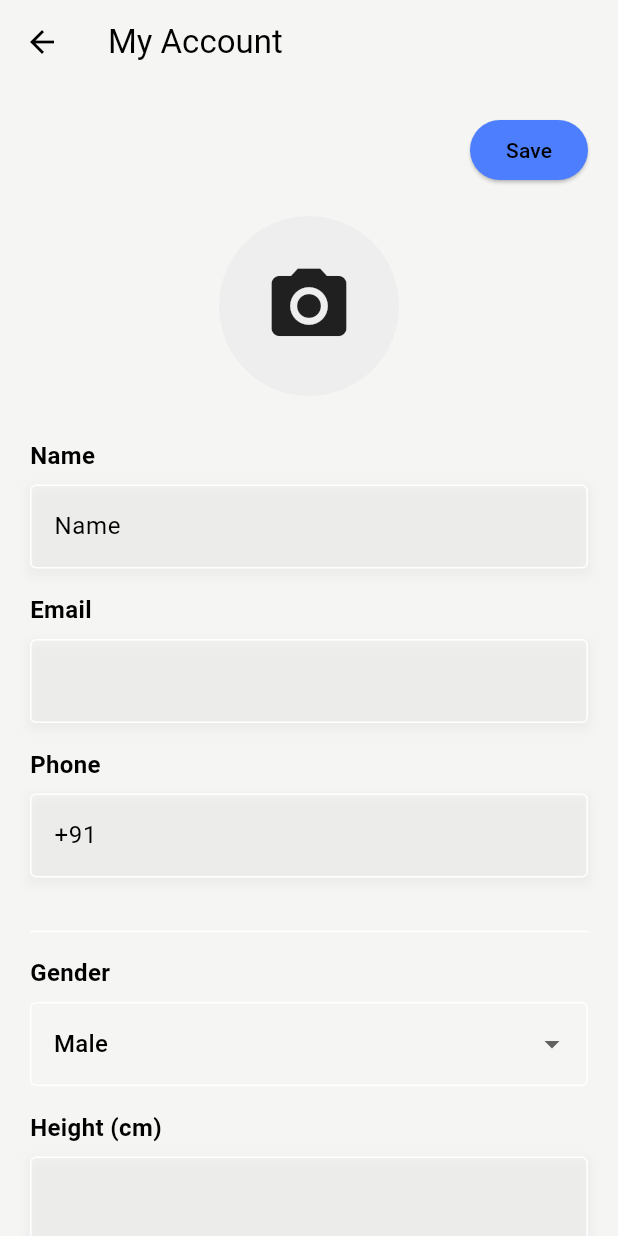
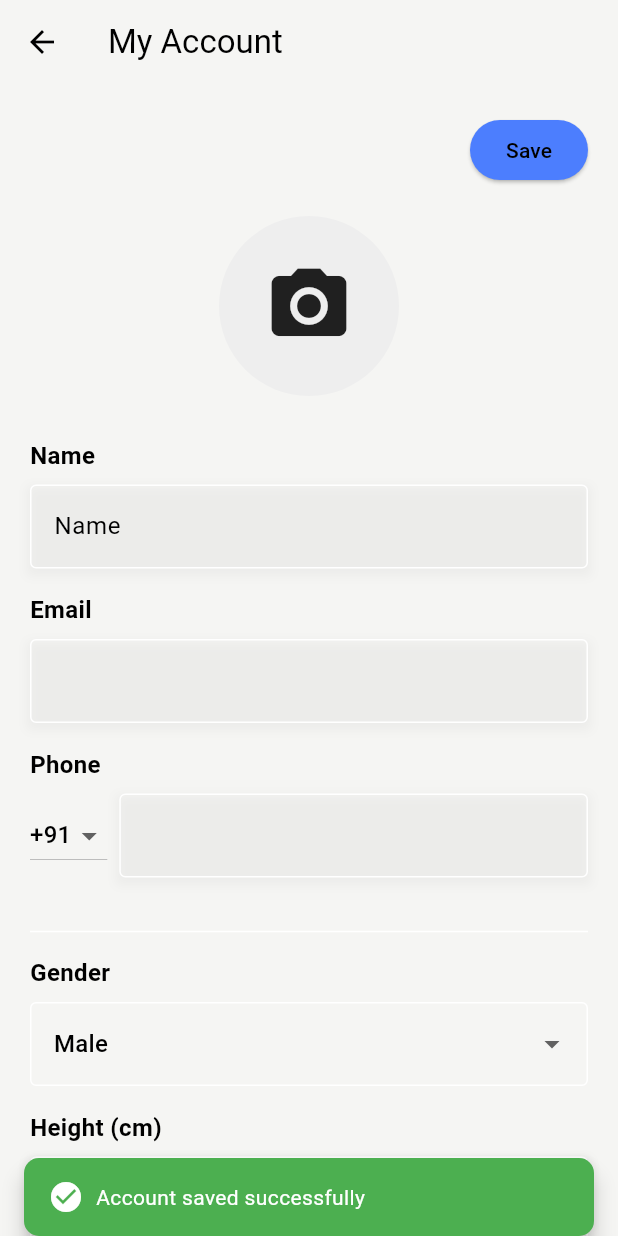
Before and after one commit to Sunilsangfroid/Food_Printing_App, a Flutter app: the MyAccountPage screen opened by its route, after a tap on "Save", on a phone screen of 412 x 824 dp. Run offline on Flutter 3.47's test engine with Material 3 defaults, Android fonts, the phone set to English and light mode, and no system bars; our stand-ins replace firebase_auth, firebase_core, flutter_rating_bar, google_sign_in, image_picker, speech_to_text; accounts and stored records are empty; network calls fail.

Commit message:
Much changes in constraint of each section in Account Page

```diff
--- a/lib/Pages/myaccount.dart
+++ b/lib/Pages/myaccount.dart
@@ -1,13 +1,14 @@
 import 'package:flutter/foundation.dart';
 import 'package:flutter/material.dart';
 import 'package:firebase_auth/firebase_auth.dart';
+import 'package:flutter/services.dart';
 import 'package:itrm_screen/main.dart' show myApp;
 import 'package:google_sign_in/google_sign_in.dart';
+
 class MyAccountPage extends StatefulWidget {
   const MyAccountPage({Key? key}) : super(key: key);
 
   @override
-  // ignore: library_private_types_in_public_api
   _MyAccountPageState createState() => _MyAccountPageState();
 }
 
@@ -17,18 +18,21 @@ class _MyAccountPageState extends State<MyAccountPage> {
   TextEditingController phoneController = TextEditingController();
   TextEditingController heightController = TextEditingController();
   TextEditingController weightController = TextEditingController();
-  String selectedGender = 'Male'; // Default selected gender
+  TextEditingController medicalHistoryController = TextEditingController();
+  String selectedGender = 'Male';
   double bmi = 0.0;
   User? user;
+  String selectedCountryCode = '+91';
 
   @override
   void initState() {
     super.initState();
-    // Initialize controllers with default values
     user = FirebaseAuth.instance.currentUser;
     nameController.text = 'Name';
     emailController.text = user!.email!;
-    phoneController.text = '+91';
+    phoneController.text = '';
+    heightController.addListener(_calculateBMI);
+    weightController.addListener(_calculateBMI);
   }
 
   @override
@@ -43,31 +47,24 @@ class _MyAccountPageState extends State<MyAccountPage> {
         child: Column(
           crossAxisAlignment: CrossAxisAlignment.start,
           children: [
-          Align(
+            Align(
               alignment: Alignment.bottomRight,
-              // Centering the button
               child: ElevatedButton(
                 onPressed: () {
-                  print('Saved Name: $nameController.text');
-                  print(
-                      'Saved Email-id: $emailController.text');
-                  print(
-                      'Saved Phone_number: $phoneController.text');
+                  _saveAccount();
                 },
-                // Apply TextStyle with color black to the button text
                 child: const Text(
                   'Save',
                   style: TextStyle(color: Colors.black),
                 ),
               ),
             ),
-
             const SizedBox(height: 20.0),
             Row(
               mainAxisAlignment: MainAxisAlignment.center,
               children: [
                 GestureDetector(
-                  onTap: _chooseImage, // Function to choose image
+                  onTap: _chooseImage,
                   child: Container(
                     width: 120,
                     height: 120,
@@ -81,53 +78,63 @@ class _MyAccountPageState extends State<MyAccountPage> {
               ],
             ),
             const SizedBox(height: 20.0),
-            buildContainerWithLabel('Name', buildInputField(nameController)),
-            buildContainerWithLabel('Email', buildInputField(emailController)),
-            buildContainerWithLabel('Phone', buildInputField(phoneController)),
+            buildContainerWithLabel(
+                'Name', buildInputField(nameController, inputType: TextInputType.text)),
+            buildContainerWithLabel(
+                'Email', buildInputField(emailController, inputType: TextInputType.emailAddress)),
+            buildContainerWithLabel(
+              'Phone',
+              Row(
+                children: [
+                  buildCountryCodeDropdown(),
+                  const SizedBox(width: 8.0),
+                  Expanded(child: buildInputField(phoneController, inputType: TextInputType.phone)),
+                ],
+              ),
+            ),
             const SizedBox(height: 20.0),
             const Divider(),
             buildContainerWithDropdown(
-                'Gender',
-                [
-                  'Male',
-                  'Female',
-                ],
-                selectedGender, (value) {
+                'Gender', ['Male', 'Female', 'Other'], selectedGender,
+                (value) {
               setState(() {
                 selectedGender = value;
               });
             }),
-            buildContainerWithLabel(
-                'Height (cm)', buildInputField(heightController)),
-            buildContainerWithLabel(
-                'Weight (kg)', buildInputField(weightController)),
+            buildContainerWithLabel('Height (cm)',
+                buildInputField(heightController, inputType: TextInputType.number)),
+            buildContainerWithLabel('Weight (kg)',
+                buildInputField(weightController, inputType: TextInputType.number)),
             buildContainerWithLabel('BMI', buildBMIField()),
             const SizedBox(height: 20.0),
             const Divider(),
             buildContainerWithLabel(
                 'Medical History',
-                buildInputField(
-                    TextEditingController())), // Medical history input field
+                buildMedicalHistoryField(
+                    medicalHistoryController)),
             const SizedBox(height: 20.0),
             const Divider(),
             Center(
-              child: ElevatedButton(onPressed: () async {
+              child: ElevatedButton(
+                onPressed: () async {
                   try {
                     switch (user?.providerData[0].providerId) {
                       case 'password':
                         await FirebaseAuth.instance.signOut();
-                        Navigator.pushNamedAndRemoveUntil(context, "/", (route) => false);
+                        Navigator.pushNamedAndRemoveUntil(
+                            context, "/", (route) => false);
                         break;
                       case 'google.com':
                         await FirebaseAuth.instance.signOut();
                         await GoogleSignIn().signOut();
                         print(FirebaseAuth.instance.currentUser);
-                        Navigator.pushNamedAndRemoveUntil(context, "/", (route) => false);
+                        Navigator.pushNamedAndRemoveUntil(
+                            context, "/", (route) => false);
                         break;
                     }
-                  }on FirebaseAuthException catch (e) {
+                  } on FirebaseAuthException catch (e) {
                     print(e);
-                  }catch (e){
+                  } catch (e) {
                     print(e);
                   }
                   runApp(myApp);
@@ -135,8 +142,8 @@ class _MyAccountPageState extends State<MyAccountPage> {
                 },
                 child: Text("Sign Out"),
                 style: ButtonStyle(
-                    backgroundColor: MaterialStateProperty.all(Colors.red),
-                    foregroundColor: MaterialStateProperty.all(Colors.white),
+                  backgroundColor: MaterialStateProperty.all(Colors.red),
+                  foregroundColor: MaterialStateProperty.all(Colors.white),
                 ),
               ),
             ),
@@ -146,28 +153,99 @@ class _MyAccountPageState extends State<MyAccountPage> {
     );
   }
 
-  Widget buildInputField(TextEditingController controller) {
+  Widget buildCountryCodeDropdown() {
+    return DropdownButton<String>(
+      value: selectedCountryCode,
+      onChanged: (String? value) {
+        setState(() {
+          selectedCountryCode = value!;
+        });
+      },
+      items: <String>['+91', '+1', '+44', '+61']
+          .map<DropdownMenuItem<String>>((String value) {
+        return DropdownMenuItem<String>(
+          value: value,
+          child: Text(value),
+        );
+      }).toList(),
+    );
+  }
+
+  Widget buildInputField(TextEditingController controller,
+      {required TextInputType inputType}) {
     return Container(
       decoration: BoxDecoration(
         boxShadow: [
           BoxShadow(
-            color: Colors.grey.withOpacity(0.1), // Shadow color
-            spreadRadius: 2, // Spread radius
-            blurRadius: 5, // Blur radius
-            offset: const Offset(0, 3), // Offset in x and y direction
+            color: Colors.grey.withOpacity(0.1),
+            spreadRadius: 2,
+            blurRadius: 5,
+            offset: const Offset(0, 3),
           ),
         ],
       ),
       child: TextFormField(
         controller: controller,
+        keyboardType: inputType,
+        onChanged: (value) {
+          // Only update nameController text while typing
+          if (controller == nameController) {
+            setState(() {
+              controller.text = value;
+            });
+          }
+        },
+        inputFormatters: inputType == TextInputType.text
+            ? <TextInputFormatter>[
+                FilteringTextInputFormatter.allow(RegExp(r'^[a-zA-Z]*$')),
+              ]
+            : <TextInputFormatter>[
+                FilteringTextInputFormatter.allow(RegExp(r'^[a-zA-Z0-9@.]*$')),
+              ],
         decoration: const InputDecoration(
           border: OutlineInputBorder(
-            borderSide:
-                BorderSide(color: Colors.blue), // Set boundary color to blue
+            borderSide: BorderSide(color: Colors.blue),
+          ),
+        ),
+        validator: (value) {
+          if (inputType == TextInputType.emailAddress && !value!.endsWith('@gmail.com')) {
+            return 'Email must end with @gmail.com';
+          }
+          return null;
+        },
+      ),
+    );
+  }
+
+  Widget buildMedicalHistoryField(TextEditingController controller) {
+    return Container(
+      decoration: BoxDecoration(
+        boxShadow: [
+          BoxShadow(
+            color: Colors.grey.withOpacity(0.1),
+            spreadRadius: 2,
+            blurRadius: 5,
+            offset: const Offset(0, 3),
+          ),
+        ],
+      ),
+      child: TextFormField(
+        controller: controller,
+        keyboardType: TextInputType.text,
+        decoration: const InputDecoration(
+          border: OutlineInputBorder(
+            borderSide: BorderSide(color: Colors.blue),
           ),
         ),
       ),
     );
+  }
+
+  bool isNumeric(String? value) {
+    if (value == null) {
+      return false;
+    }
+    return double.tryParse(value) != null;
   }
 
   Widget buildContainerWithDropdown(String label, List<String> options,
@@ -188,8 +266,7 @@ class _MyAccountPageState extends State<MyAccountPage> {
           DropdownButtonFormField(
             decoration: const InputDecoration(
               border: OutlineInputBorder(
-                borderSide: BorderSide(
-                    color: Colors.blue), // Set boundary color to blue
+                borderSide: BorderSide(color: Colors.blue),
               ),
             ),
             value: selectedOption,
@@ -234,8 +311,7 @@ class _MyAccountPageState extends State<MyAccountPage> {
       readOnly: true,
       decoration: const InputDecoration(
         border: OutlineInputBorder(
-          borderSide:
-              BorderSide(color: Colors.blue), // Set boundary color to blue
+          borderSide: BorderSide(color: Colors.blue),
         ),
       ),
     );
@@ -253,16 +329,46 @@ class _MyAccountPageState extends State<MyAccountPage> {
   }
 
   void _chooseImage() {
-    // Function to choose an image
-    // Implement image picker functionality here
     if (kDebugMode) {
       print('Choose image');
     }
   }
 
+  void _saveAccount() {
+  print('Saved Name: ${nameController.text}');
+  print('Saved Email-id: ${emailController.text}');
+  print('Saved Phone_number: ${phoneController.text}');
+  print('Saved Medical History: ${medicalHistoryController.text}');
+
+  ScaffoldMessenger.of(context).showSnackBar(
+    SnackBar(
+      behavior: SnackBarBehavior.floating,
+      margin: EdgeInsets.only(top: 16.0, left: 16.0, right: 16.0),
+      shape: RoundedRectangleBorder(
+        borderRadius: BorderRadius.circular(10.0),
+      ),
+      backgroundColor: Colors.green,
+      content: Row(
+        children: [
+          Icon(
+            Icons.check_circle,
+            color: Colors.white,
+          ),
+          SizedBox(width: 8.0),
+          Text(
+            'Account saved successfully',
+            style: TextStyle(color: Colors.white),
+          ),
+        ],
+      ),
+    ),
+  );
+}
+
+
+
   @override
   void dispose() {
-    // Clean up the controllers when the widget is disposed
     nameController.dispose();
     emailController.dispose();
     phoneController.dispose();
```
Also changed, not shown: lib/Pages/chatbot.dart (added, +170 -0 lines), lib/Widgets/DrawerWidget.dart (+15 -6 lines), pubspec.lock.
